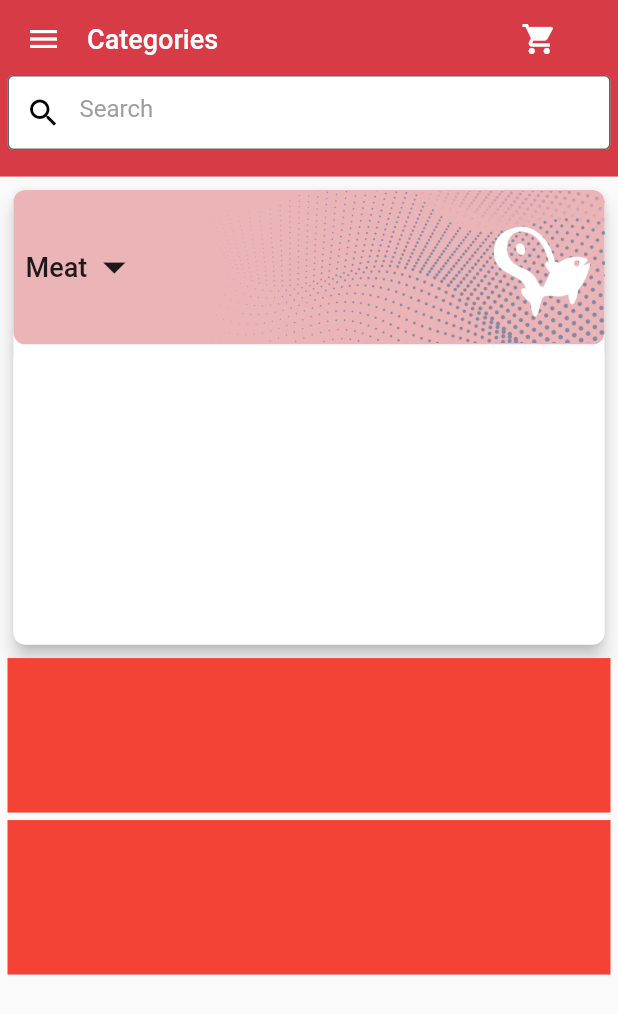
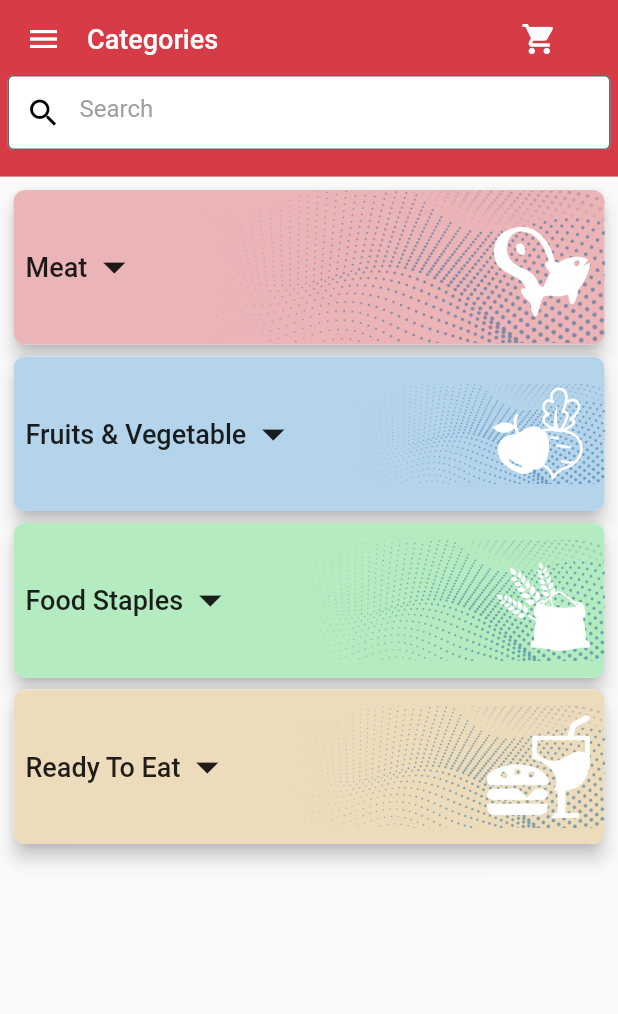
Before and after one commit to B-Venkatesh7210/Ucliq, a Flutter app: the Category screen opened directly, on a phone screen of 412 x 824 dp. Shown: the top 1014 px of the screen. Run offline on Flutter 3.47's test engine with Material 2 defaults, Android fonts, the phone set to English and light mode, and no system bars; our stand-ins replace dotted_border, google_fonts, pin_code_fields, timeline_tile.

Commit message:
Category and Chicken List Completed

```diff
--- /dev/null
+++ b/lib/models/categoryCardListModel.dart
@@ -0,0 +1,28 @@
+import 'package:flutter/material.dart';
+
+class CategoryCardListClass {
+  String? categoryName;
+  String? categoryImg;
+  Color? categoryColor;
+  CategoryCardListClass(
+      {this.categoryName, this.categoryImg, this.categoryColor});
+}
+
+List<CategoryCardListClass> categoryCard = [
+  CategoryCardListClass(
+      categoryName: 'Meat',
+      categoryImg: 'assets/categoryMeat.png',
+      categoryColor: Color.fromRGBO(235, 180, 183, 1)),
+  CategoryCardListClass(
+      categoryName: 'Fruits & Vegetable',
+      categoryImg: 'assets/categoryFruit.png',
+      categoryColor: Color.fromRGBO(180, 212, 235, 1)),
+  CategoryCardListClass(
+      categoryName: 'Food Staples',
+      categoryImg: 'assets/categoryFood.png',
+      categoryColor: Color.fromRGBO(180, 235, 192, 1)),
+  CategoryCardListClass(
+      categoryName: 'Ready To Eat',
+      categoryImg: 'assets/categoryReadyToEat.png',
+      categoryColor: Color.fromRGBO(237, 220, 187, 1)),
+];
--- a/lib/pages/category.dart
+++ b/lib/pages/category.dart
@@ -1,6 +1,10 @@
 import 'package:flutter/material.dart';
 import 'package:google_fonts/google_fonts.dart';
+import 'package:ucliq/models/categoryCardListModel.dart';
+
 import 'package:ucliq/pages/dashboard.dart';
+import 'package:ucliq/widgets/categoryCardWidget.dart';
+
 
 class Category extends StatefulWidget {
   const Category({Key? key}) : super(key: key);
@@ -18,13 +22,16 @@ class _CategoryState extends State<Category> {
       key: key,
       drawer: Dashboard(),
       body: SafeArea(
+        child: SingleChildScrollView(
+          physics: ScrollPhysics(),
           child: Column(
             children: [
               Container(
                 height: MediaQuery.of(context).size.height / 7,
                 color: Color.fromRGBO(215, 59, 70, 1),
                 child: Padding(
-                padding: const EdgeInsets.symmetric(horizontal: 5, vertical: 2),
+                  padding:
+                      const EdgeInsets.symmetric(horizontal: 5, vertical: 2),
                   child: Column(
                     children: [
                       Row(
@@ -47,7 +54,8 @@ class _CategoryState extends State<Category> {
                           SizedBox(width: 190),
                           IconButton(
                             onPressed: () {},
-                          icon: Icon(Icons.shopping_cart, color: Colors.white),
+                            icon:
+                                Icon(Icons.shopping_cart, color: Colors.white),
                             color: Colors.amberAccent,
                           ),
                         ],
@@ -78,104 +86,16 @@ class _CategoryState extends State<Category> {
                 ),
               ),
               Padding(
-              padding: const EdgeInsets.symmetric(horizontal: 5, vertical: 5),
-              child: Column(
-                children: [
-                  Card(
-                    shape: RoundedRectangleBorder(
-                        borderRadius: BorderRadius.circular(8)),
-                    elevation: 5,
-                    child: Column(
-                      children: [
-                        Container(
-                          decoration: BoxDecoration(
-                            borderRadius: BorderRadius.circular(8),
-                            color: Color.fromRGBO(235, 180, 183, 1),
-                          ),
-                          width: double.infinity,
-                          height: MediaQuery.of(context).size.height / 8,
-                          child: Row(
-                            children: [
-                              Padding(
-                                padding: const EdgeInsets.only(left: 8),
-                                child: Text('Meat',
-                                    style: GoogleFonts.roboto(
-                                        fontSize: 18,
-                                        fontWeight: FontWeight.w500)),
-                              ),
-                              InkWell(
-                                child: Icon(
-                                  Icons.arrow_drop_down,
-                                  size: 36,
-                                ),
-                              ),
-                              Expanded(
-                                child: Container(
-                                  child: Stack(
-                                    children: [
-                                      Padding(
                   padding:
-                                            const EdgeInsets.only(right: 0),
-                                        child: Image.asset(
-                                            'assets/categoryTabBg.png'),
-                                      ),
-                                      Positioned.fill(
-                                        child: Align(
-                                          alignment: Alignment.centerRight,
-                                          child: Padding(
-                                            padding: const EdgeInsets.only(
-                                                right: 10),
-                                            child: Image.asset(
-                                              'assets/categoryMeat.png',
-                                              width: MediaQuery.of(context)
-                                                      .size
-                                                      .width /
-                                                  6,
-                                            ),
-                                          ),
-                                        ),
-                                      )
+                      const EdgeInsets.symmetric(horizontal: 5, vertical: 5),
+                  child: ListView.builder(
+                      physics: NeverScrollableScrollPhysics(),
+                      shrinkWrap: true,
+                      itemCount: categoryCard.length,
+                      itemBuilder: (context, index) => CategoryCard(
+                          categoryCardListClass: categoryCard[index])))
             ],
           ),
-                                ),
-                              )
-                            ],
-                          ),
-                        ),
-                        Container(
-                          decoration: BoxDecoration(
-                              color: Colors.white,
-                              borderRadius: BorderRadius.circular(8)),
-                          height: 200,
-                          width: double.infinity,
-                        )
-                      ],
-                    ),
-                  ),
-
-                  SizedBox(height: 5),
-                  Container(
-                    color: Colors.red,
-                    width: double.infinity,
-                    height: MediaQuery.of(context).size.height / 8,
-                  ),
-                  SizedBox(height: 5),
-                  Container(
-                    color: Colors.red,
-                    width: double.infinity,
-                    height: MediaQuery.of(context).size.height / 8,
-                  ),
-                  SizedBox(height: 5),
-                  // Container(
-                  //   color: Colors.red,
-                  //   width: double.infinity,
-                  //   height: MediaQuery.of(context).size.height / 8,
-                  // ),
-                  // SizedBox(height: 5),
-                ],
-              ),
-            )
-          ],
         ),
       ),
     );
--- a/lib/pages/welcome_screen.dart
+++ b/lib/pages/welcome_screen.dart
@@ -1,7 +1,7 @@
 import 'package:flutter/material.dart';
 import 'package:flutter/services.dart';
 import 'package:google_fonts/google_fonts.dart';
-import 'package:ucliq/pages/otp_screen.dart';
+
 import 'package:ucliq/widgets/dialogBoxWelcomeScreen.dart';
 
 class WelcomeScreen extends StatefulWidget {
--- /dev/null
+++ b/lib/widgets/categoryCardWidget.dart
@@ -0,0 +1,150 @@
+import 'package:flutter/material.dart';
+import 'package:google_fonts/google_fonts.dart';
+import 'package:ucliq/models/categoryCardListModel.dart';
+import 'package:ucliq/pages/categoryChicken.dart';
+
+import 'categoryCircleWidget.dart';
+
+class CategoryCard extends StatefulWidget {
+  final CategoryCardListClass categoryCardListClass;
+
+  CategoryCard({
+    required this.categoryCardListClass,
+    Key? key,
+  }) : super(key: key);
+
+  @override
+  _CategoryCardState createState() => _CategoryCardState();
+}
+
+class _CategoryCardState extends State<CategoryCard>
+    with TickerProviderStateMixin {
+  AnimationController? _controller;
+  Animation<double>? _animation;
+
+  @override
+  void initState() {
+    super.initState();
+    _controller =
+        AnimationController(vsync: this, duration: Duration(seconds: 2));
+    _animation =
+        CurvedAnimation(parent: _controller!, curve: Curves.linearToEaseOut);
+
+    _controller!.forward();
+  }
+
+  bool isTapped = false;
+  @override
+  Widget build(BuildContext context) {
+    return Card(
+      shape: RoundedRectangleBorder(borderRadius: BorderRadius.circular(8)),
+      elevation: 5,
+      child: Column(
+        children: [
+          InkWell(
+            onTap: () {
+              setState(() {
+                if (isTapped == false) {
+                  isTapped = true;
+                } else {
+                  isTapped = false;
+                }
+              });
+            },
+            child: Container(
+              decoration: BoxDecoration(
+                borderRadius: BorderRadius.circular(8),
+                color: widget.categoryCardListClass.categoryColor,
+              ),
+              width: double.infinity,
+              height: MediaQuery.of(context).size.height / 8,
+              child: Row(
+                children: [
+                  Padding(
+                    padding: const EdgeInsets.only(left: 8),
+                    child: Text(widget.categoryCardListClass.categoryName!,
+                        style: GoogleFonts.roboto(
+                            fontSize: 18, fontWeight: FontWeight.w500)),
+                  ),
+                  Icon(
+                    Icons.arrow_drop_down,
+                    size: 36,
+                  ),
+                  Expanded(
+                    child: Container(
+                      child: Stack(
+                        children: [
+                          Padding(
+                            padding: const EdgeInsets.only(right: 0),
+                            child: Image.asset('assets/categoryTabBg.png'),
+                          ),
+                          Positioned.fill(
+                            child: Align(
+                              alignment: Alignment.centerRight,
+                              child: Padding(
+                                padding: const EdgeInsets.only(right: 10),
+                                child: Image.asset(
+                                  widget.categoryCardListClass.categoryImg!,
+                                  width: MediaQuery.of(context).size.width / 6,
+                                ),
+                              ),
+                            ),
+                          )
+                        ],
+                      ),
+                    ),
+                  )
+                ],
+              ),
+            ),
+          ),
+          isTapped == true
+              ? SizeTransition(
+                  sizeFactor: _animation!,
+                  axis: Axis.vertical,
+                  axisAlignment: 1,
+                  child: Container(
+                    padding: EdgeInsets.symmetric(horizontal: 5, vertical: 15),
+                    decoration: BoxDecoration(
+                        color: Colors.white,
+                        borderRadius: BorderRadius.circular(8)),
+                    width: double.infinity,
+                    child: Column(
+                      mainAxisAlignment: MainAxisAlignment.spaceEvenly,
+                      children: [
+                        Row(
+                          mainAxisAlignment: MainAxisAlignment.spaceBetween,
+                          children: [
+                            CategoryCircle(
+                              img: 'assets/homeImg5.png',
+                              name: 'Chicken',
+                              navigate: CategoryChicken(),
+                            ),
+                            CategoryCircle(
+                                img: 'assets/homeImg2.png', name: 'Sea Food'),
+                            CategoryCircle(
+                                img: 'assets/homeImg4.png', name: 'Mutton')
+                          ],
+                        ),
+                        SizedBox(height: 20),
+                        Row(
+                          mainAxisAlignment: MainAxisAlignment.start,
+                          children: [
+                            CategoryCircle(
+                                img: 'assets/homeImg1.png', name: 'Eggs'),
+                            SizedBox(width: 40),
+                            CategoryCircle(
+                                img: 'assets/homeImg7.png',
+                                name: 'Ready to Eat'),
+                          ],
+                        )
+                      ],
+                    ),
+                  ),
+                )
+              : Container()
+        ],
+      ),
+    );
+  }
+}
```
Also changed, not shown: lib/models/chickenListItemModel.dart (added, +59 -0 lines), lib/pages/categoryChicken.dart (added, +50 -0 lines), lib/widgets/categoryCircleWidget.dart (added, +42 -0 lines), lib/widgets/chickenListItemWidget.dart (added, +119 -0 lines), assets/categoryFood.png (added), assets/categoryFruit.png (added), assets/categoryReadyToEat.png (added), assets/chickenImg1.png (added), assets/chickenImg2.png (added), assets/chickenImg3.png (added), assets/chickenImg4.png (added), assets/homeImg7.png (added). Lines whose indentation alone changed are shown as unchanged.
